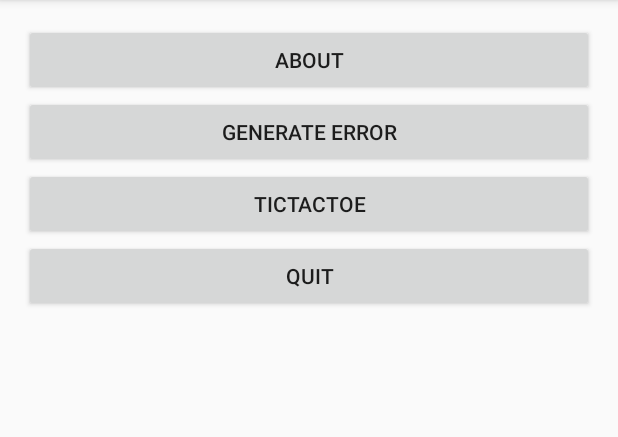
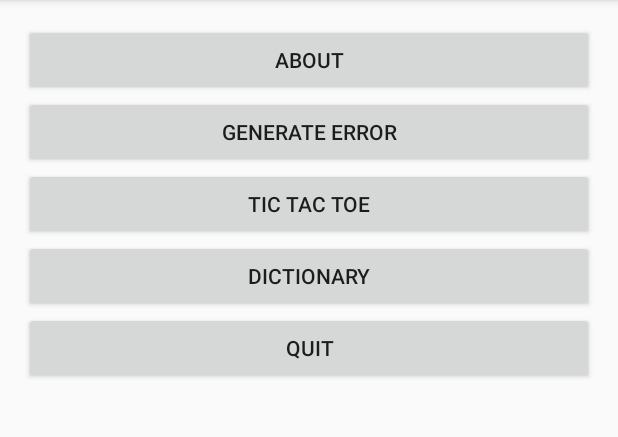
Before and after one commit to huangruihaocst/numad17s-ruihaohuang, an Android app: the screen it shows after launch (MainActivity), on a phone screen of 412 x 824 dp, the part 84-521 px from its top. Run offline under Robolectric (Android 15) with nearby library versions, the phone set to English and light mode, and no system bars.

Commit message:
Resolved #14, #15.

```diff
--- a/app/build.gradle
+++ b/app/build.gradle
@@ -24,7 +24,7 @@ dependencies {
     androidTestCompile('com.android.support.test.espresso:espresso-core:2.2.2', {
         exclude group: 'com.android.support', module: 'support-annotations'
     })
-    compile 'com.android.support:appcompat-v7:25.1.0'
-    compile 'com.android.support:design:25.1.0'
+    compile 'com.android.support:appcompat-v7:25.1.1'
+    compile 'com.android.support:design:25.1.1'
     testCompile 'junit:junit:4.12'
 }
--- a/app/src/main/java/edu/neu/madcourse/ruihaohuang/main/MainActivity.java
+++ b/app/src/main/java/edu/neu/madcourse/ruihaohuang/main/MainActivity.java
@@ -9,6 +9,7 @@ import android.view.Menu;
 import android.view.MenuItem;
 
 import edu.neu.madcourse.ruihaohuang.R;
+import edu.neu.madcourse.ruihaohuang.dictionary.DictionaryActivity;
 import edu.neu.madcourse.ruihaohuang.tictactoe.TicTacToeMainActivity;
 
 public class MainActivity extends AppCompatActivity {
@@ -52,6 +53,13 @@ public class MainActivity extends AppCompatActivity {
             }
         });
 
+        findViewById(R.id.button_dictionary).setOnClickListener(new View.OnClickListener() {
+            @Override
+            public void onClick(View v) {
+                startActivity(new Intent(MainActivity.this, DictionaryActivity.class));
+            }
+        });
+
         findViewById(R.id.button_quit).setOnClickListener(new View.OnClickListener() {
             @Override
             public void onClick(View v) {
--- a/app/src/main/res/layout/content_main.xml
+++ b/app/src/main/res/layout/content_main.xml
@@ -17,26 +17,33 @@
         android:layout_width="match_parent"
         android:layout_height="wrap_content"
         android:text="@string/button_about"
-        android:id="@+id/button_about"/>
+        android:id="@+id/button_about" />
 
     <Button
         android:layout_width="match_parent"
         android:layout_height="wrap_content"
         android:text="@string/button_generate_error"
         android:layout_below="@+id/button_about"
-        android:id="@+id/button_generate_error"/>
+        android:id="@+id/button_generate_error" />
 
     <Button
         android:layout_width="match_parent"
         android:layout_height="wrap_content"
         android:text="@string/button_tic_tac_toe"
         android:layout_below="@+id/button_generate_error"
-        android:id="@+id/button_tic_tac_toe"/>
+        android:id="@+id/button_tic_tac_toe" />
+
+    <Button
+        android:layout_width="match_parent"
+        android:layout_height="wrap_content"
+        android:text="@string/button_dictionary"
+        android:layout_below="@id/button_tic_tac_toe"
+        android:id="@+id/button_dictionary" />
 
     <Button
         android:layout_width="match_parent"
         android:layout_height="wrap_content"
         android:text="@string/button_quit"
-        android:id="@+id/button_quit"
-        android:layout_below="@+id/button_tic_tac_toe"/>
+        android:layout_below="@+id/button_dictionary"
+        android:id="@+id/button_quit" />
 </RelativeLayout>
--- a/app/src/main/res/values-v21/styles.xml
+++ b/app/src/main/res/values-v21/styles.xml
@@ -8,7 +8,5 @@
     </style>
 
     <!-- tic tac toe-->
-    <style name="TicTacToeTheme"
-        parent="android:Theme.Material.Light.NoActionBar.Fullscreen">
-    </style>
+    <style name="TicTacToeTheme" parent="android:Theme.Material.Light.NoActionBar.Fullscreen"></style>
 </resources>
--- a/app/src/main/res/values/strings.xml
+++ b/app/src/main/res/values/strings.xml
@@ -5,10 +5,12 @@
     <string name="title_activity_about">AboutActivity</string>
     <string name="title_activity_tic_tac_toe">TicTacToe</string>
     <string name="title_activity_game">Game</string>
+    <string name="title_activity_dictionary">Test Activity</string>
 
     <string name="button_about">About</string>
     <string name="button_generate_error">Generate Error</string>
-    <string name="button_tic_tac_toe">TicTacToe</string>
+    <string name="button_tic_tac_toe">Tic Tac Toe</string>
+    <string name="button_dictionary">Dictionary</string>
     <string name="button_quit">Quit</string>
 
     <string name="description_head_shot">A nice head shot picture of you</string>
```
Also changed, not shown: app/src/main/AndroidManifest.xml (+15 -12 lines), app/src/main/java/edu/neu/madcourse/ruihaohuang/dictionary/DictionaryActivity.java (added, +31 -0 lines), app/src/main/res/layout/activity_dictionary.xml (added, +34 -0 lines), app/src/main/res/layout/content_dictionary.xml (added, +16 -0 lines), app/src/main/res/values/dimens.xml (line endings or trailing spaces), app/src/main/res/values/styles.xml (line endings or trailing spaces).
